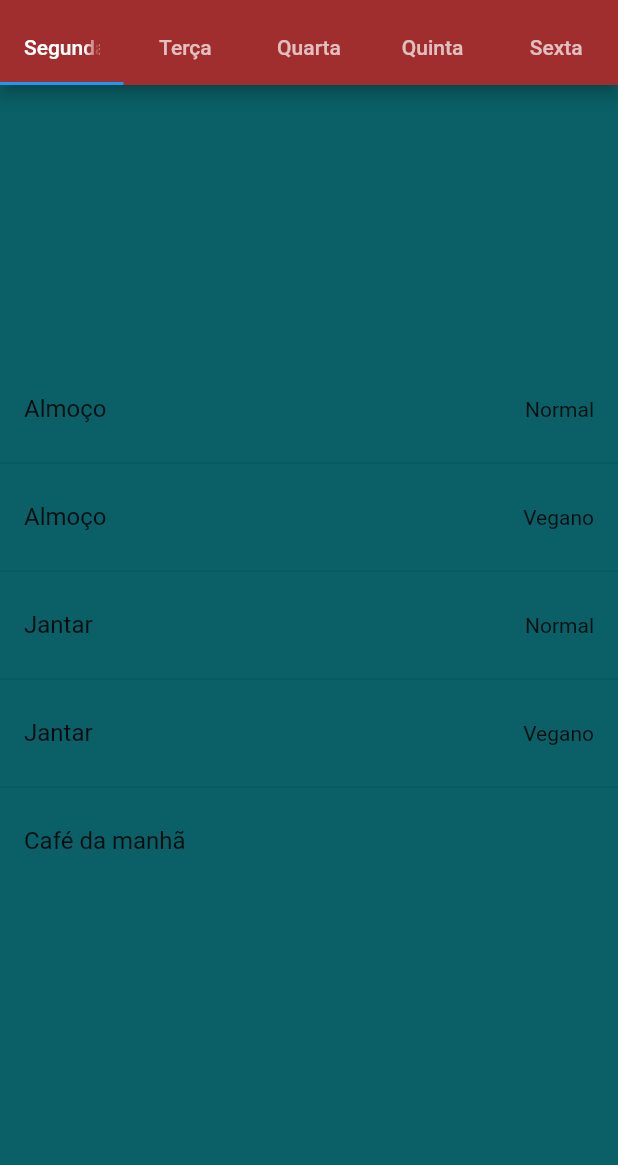
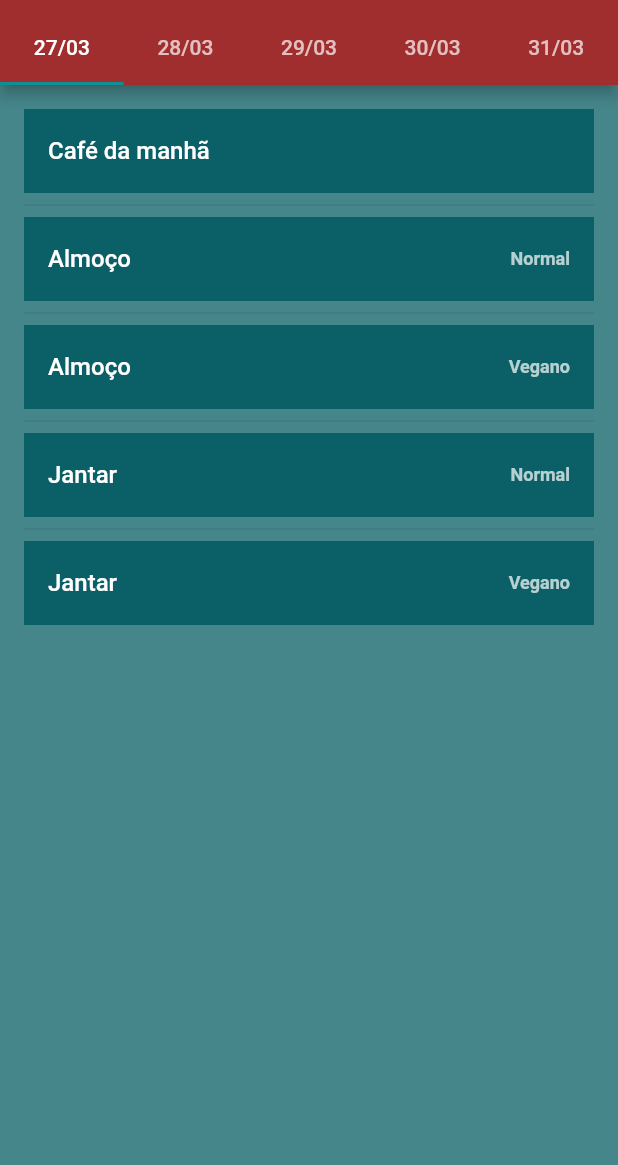
Before and after one commit to ricardotadeiromero/sars-camp_mobile, a Flutter app: the cardapioPage screen opened directly, on a phone screen of 412 x 824 dp, the part 71-1236 px from its top. Run offline on Flutter 3.47's test engine with Material 2 defaults, Android fonts, the phone set to English and light mode, and no system bars.

Commit message:
alterações na ListView

```diff
--- a/tcc_telas/lib/controller/cardapio_controller.dart
+++ b/tcc_telas/lib/controller/cardapio_controller.dart
@@ -5,11 +5,11 @@ class CardapioController {
 
   CardapioController() {
     Cardap = [
+      Cardapio(aj: 0, vn: 0),
       Cardapio(aj: 1, vn: 1),
       Cardapio(aj: 1, vn: 0),
       Cardapio(aj: 2, vn: 1),
       Cardapio(aj: 2, vn: 0),
-      Cardapio(aj: 0, vn: 0)
     ];
   }
 }
--- a/tcc_telas/lib/pages/cardapio_page.dart
+++ b/tcc_telas/lib/pages/cardapio_page.dart
@@ -65,12 +65,14 @@ void initState() {
               ),
             ),
           ],
-          bottom: TabBar(tabs: [
-            Tab(text: 'Segunda'),
-            Tab(text: 'Terça'),
-            Tab(text: 'Quarta'),
-            Tab(text: 'Quinta'),
-            Tab(text: 'Sexta'),
+          bottom: TabBar(
+            indicatorColor: Color.fromARGB(255, 15, 142, 147),
+            tabs: [
+            Tab(text: DateFormat("dd/MM"). format(DiaDaSemana.obterData(DateTime.monday))),
+            Tab(text: DateFormat("dd/MM"). format(DiaDaSemana.obterData(DateTime.tuesday))),
+            Tab(text: DateFormat("dd/MM"). format(DiaDaSemana.obterData(DateTime.wednesday))),
+            Tab(text: DateFormat("dd/MM"). format(DiaDaSemana.obterData(DateTime.thursday))),
+            Tab(text: DateFormat("dd/MM"). format(DiaDaSemana.obterData(DateTime.friday))),
             ],
             onTap: (index) {
             setState(() {
@@ -96,11 +98,10 @@ void initState() {
           ),
         ),
         body: Container(
-            color: Color(0xFF0A6066),
+            color: Color.fromARGB(192, 10, 96, 102),
             width: double.infinity,
             child: Center(
               child: Column(
-                mainAxisAlignment: MainAxisAlignment.center,
                 crossAxisAlignment: CrossAxisAlignment.center,
                 children: [
                 ListView.separated(
@@ -110,7 +111,11 @@ void initState() {
                   final cardapio = controller.Cardap;
                   late String title;
                   late String trailing;
-                  if(cardapio[i].aj == 1) {
+
+                  if(cardapio[i].aj == 0) {
+                    title = "Café da manhã";
+                    trailing = "";
+                  } else if(cardapio[i].aj == 1) {
                     title = "Almoço";
                     if(cardapio[i].vn == 1){
                       trailing = "Normal";
@@ -124,16 +129,24 @@ void initState() {
                     } else if(cardapio[i].vn == 0){
                       trailing = "Vegano";
                     }
-                  } else if(cardapio[i].aj == 0) {
-                    title = "Café da manhã";
-                    trailing = "";
                   }
                   return ListTile(
-                    title: Text(title, style: TextStyle(),),
-                    trailing: Text(trailing),
+                    title: Text(title,
+                     style: TextStyle(
+                                fontWeight: FontWeight.w500,
+                                fontSize: 16,
+                                color: Colors.white),),
+                    trailing: Text(trailing,
+                     style: TextStyle(
+                                fontWeight: FontWeight.bold,
+                                fontSize: 12,
+                                color: Color.fromARGB(180, 255, 255, 255))
+                    ),
+                    tileColor: Color(0xFF0A6066),
                   );
                 },
                 separatorBuilder: (_,__) => Divider(),//Especificar o divisor
+                padding: EdgeInsets.all(16),
                 ),
                 ],
               ),
```
